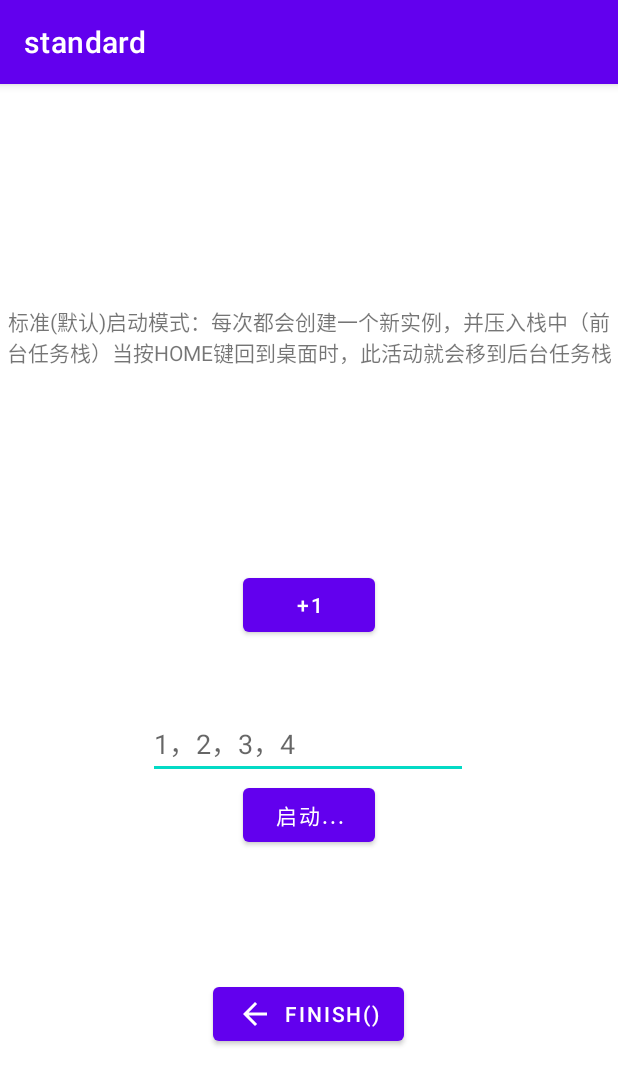
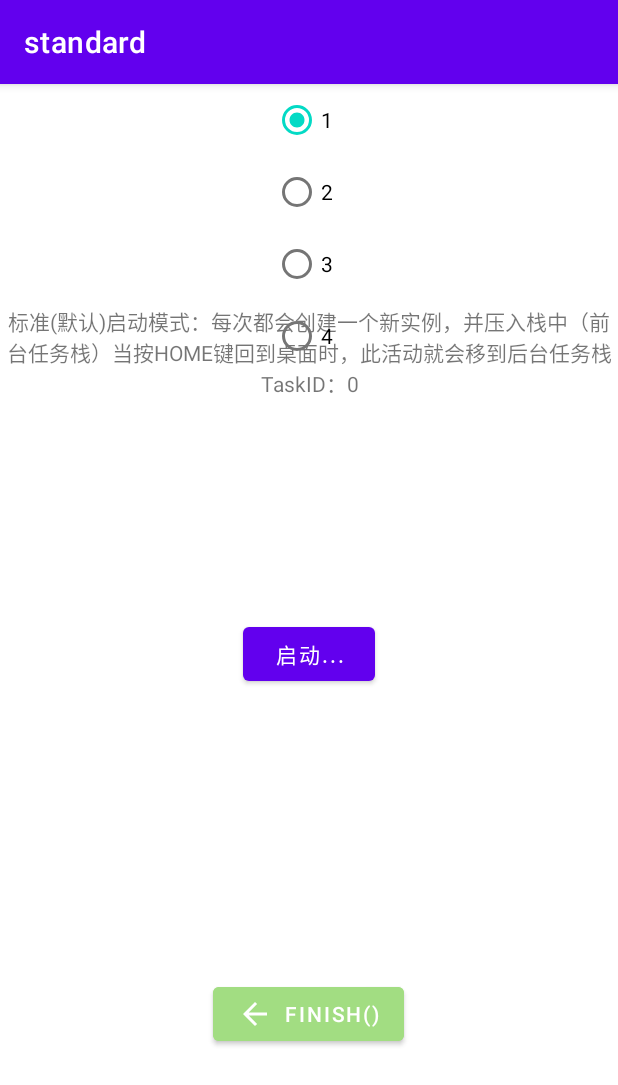
Before and after one commit to yinleren6/AndroidAppDemo, an Android app: the Activity_Launch_Mode1 screen opened directly, with no data from a screen before it, on a phone screen of 412 x 824 dp. Shown: the top 1085 px of the screen. Run offline under Robolectric (Android 15) with nearby library versions, the phone set to English and light mode, and no system bars.

Commit message:
updata Launch Mode add Activity Manager

```diff
--- a/app/src/main/java/moe/demo/myapplication/Activity_Launch_Mode.java
+++ b/app/src/main/java/moe/demo/myapplication/Activity_Launch_Mode.java
@@ -2,17 +2,20 @@ package moe.demo.myapplication;
 
 import android.content.Intent;
 import android.os.Bundle;
+import android.util.Log;
 import android.view.View;
 
 import androidx.appcompat.app.AppCompatActivity;
 
 public class Activity_Launch_Mode extends AppCompatActivity {
+    private static final String TAG = "TAG_Activity_Launch_Mode";
 
     @Override
     protected void onCreate(Bundle savedInstanceState) {
         super.onCreate(savedInstanceState);
         setContentView(R.layout.activity_launch_mode);
         this.setTitle("Launche Mode");
+        Log.i(TAG, "TaskID:" + getTaskId());
     }
 
 
--- a/app/src/main/java/moe/demo/myapplication/Activity_Launch_Mode1.java
+++ b/app/src/main/java/moe/demo/myapplication/Activity_Launch_Mode1.java
@@ -2,32 +2,78 @@ package moe.demo.myapplication;
 
 import android.content.Intent;
 import android.os.Bundle;
+import android.util.Log;
 import android.view.View;
+import android.widget.Button;
+import android.widget.RadioGroup;
 import android.widget.TextView;
 
 import androidx.appcompat.app.AppCompatActivity;
 
-public class Activity_Launch_Mode1 extends AppCompatActivity {
+public class Activity_Launch_Mode1 extends AppCompatActivity implements View.OnLongClickListener {
+    private static final String TAG = "TAG_Activity_Launch_Mode1";
     TextView textView;
+    RadioGroup radioGroup;
+    Intent intent = new Intent();
+    Button button;
 
     @Override
     protected void onCreate(Bundle savedInstanceState) {
         super.onCreate(savedInstanceState);
         setContentView(R.layout.activity_launch_mode1234);
         this.setTitle("standard");
+        Activity_Manger.addActivity(this);
+        button = findViewById(R.id.button4);
+        button.setOnLongClickListener(this);
+
         textView = findViewById(R.id.textView11);
         String t = "标准(默认)启动模式：每次都会创建一个新实例，并压入栈中（前台任务栈）当按HOME键回到桌面时，此活动就会移到后台任务栈";
-        textView.setText(t);
+        textView.setText(t + "\nTaskID：" + getTaskId());
+        radioGroup = findViewById(R.id.radioGroup);
+
+        Intent i1 = new Intent(this, Activity_Launch_Mode1.class);
+        Intent i2 = new Intent(this, Activity_Launch_Mode2.class);
+        Intent i3 = new Intent(this, Activity_Launch_Mode3.class);
+        Intent i4 = new Intent(this, Activity_Launch_Mode4.class);
+        intent = i1;
+        radioGroup.setOnCheckedChangeListener((group, checkedId) -> {
+
+            if (checkedId == R.id.radioButton1) {
+                intent = i1;
+                Log.i(TAG, "选中：选项1  intent = i1");
+
+            } else if (checkedId == R.id.radioButton2) {
+                intent = i2;
+                Log.i(TAG, "选中：选项2  intent = i2");
+
+            } else if (checkedId == R.id.radioButton3) {
+                intent = i3;
+                Log.i(TAG, "选中：选项3  intent = i3");
+
+            } else if (checkedId == R.id.radioButton4) {
+                intent = i4;
+                Log.i(TAG, "选中：选项4  intent = i4");
+            }
+            Log.i(TAG, "----------" + checkedId);
+        });
     }
 
     public void b1(View view) {
-        Intent i = new Intent(this, Activity_FeedBack_Activity.class);
-        i.setClass(this, Activity_Launch_Mode1.class);
-        startActivity(i);
+        if (intent != null) {
+            startActivity(intent);
+        } else {
+            Log.e(TAG, "intent 是空的");
+        }
     }
-
 
     public void finish(View view) {
         this.finish();
     }
+
+    @Override
+    public boolean onLongClick(View v) {
+        Log.i(TAG, "长按");
+        Activity_Manger.finishAll();
+        return false;
+    }
 }
--- /dev/null
+++ b/app/src/main/java/moe/demo/myapplication/Activity_Manger.java
@@ -0,0 +1,26 @@
+package moe.demo.myapplication;
+
+import android.app.Activity;
+
+import java.util.ArrayList;
+import java.util.List;
+
+public class Activity_Manger {
+    public static List<Activity> activities = new ArrayList<>();
+
+    public static void addActivity(Activity activity) {
+        activities.add(activity);
+    }
+
+    public static void removeActivity(Activity activity) {
+        activities.remove(activity);
+    }
+
+    public static void finishAll() {
+        for (Activity activity : activities) {
+            if (!activity.isFinishing()) {
+                activity.finish();
+            }
+        }
+    }
+}
--- a/app/src/main/res/layout/activity_launch_mode1234.xml
+++ b/app/src/main/res/layout/activity_launch_mode1234.xml
@@ -11,6 +11,7 @@
         android:layout_width="wrap_content"
         android:layout_height="wrap_content"
         android:layout_marginBottom="124dp"
+        android:backgroundTint="#A2DD82"
         android:onClick="finish"
         android:text="finish()"
         app:icon="@drawable/abc_vector_test"
@@ -18,19 +19,6 @@
         app:layout_constraintEnd_toEndOf="parent"
         app:layout_constraintHorizontal_bias="0.498"
         app:layout_constraintStart_toStartOf="parent" />
-
-    <Button
-        android:id="@+id/button32"
-        android:layout_width="wrap_content"
-        android:layout_height="wrap_content"
-        android:onClick="b1"
-        android:text="+1"
-        app:layout_constraintBottom_toBottomOf="parent"
-        app:layout_constraintEnd_toEndOf="parent"
-        app:layout_constraintHorizontal_bias="0.501"
-        app:layout_constraintStart_toStartOf="parent"
-        app:layout_constraintTop_toTopOf="parent"
-        app:layout_constraintVertical_bias="0.449" />
 
     <TextView
         android:id="@+id/textView11"
@@ -44,26 +32,51 @@
         app:layout_constraintStart_toStartOf="parent"
         app:layout_constraintTop_toTopOf="parent" />
 
-    <EditText
-        android:id="@+id/editTextTextPersonName3"
-        android:layout_width="wrap_content"
-        android:layout_height="wrap_content"
-        android:layout_marginTop="44dp"
-        android:ems="10"
-        android:hint="1，2，3，4"
-        android:inputType="textPersonName"
-        app:layout_constraintEnd_toEndOf="parent"
-        app:layout_constraintHorizontal_bias="0.497"
-        app:layout_constraintStart_toStartOf="parent"
-        app:layout_constraintTop_toBottomOf="@+id/button32" />
-
     <Button
         android:id="@+id/button33"
         android:layout_width="wrap_content"
         android:layout_height="wrap_content"
-        android:onClick="b2"
+        android:layout_marginBottom="200dp"
+        android:onClick="b1"
         android:text="启动..."
+        app:layout_constraintBottom_toBottomOf="parent"
+        app:layout_constraintEnd_toEndOf="parent"
+        app:layout_constraintHorizontal_bias="0.501"
+        app:layout_constraintStart_toStartOf="parent"
+        app:layout_constraintTop_toBottomOf="@+id/radioGroup" />
+
+    <RadioGroup
+        android:id="@+id/radioGroup"
+        android:layout_width="wrap_content"
+        android:layout_height="wrap_content"
         app:layout_constraintEnd_toEndOf="parent"
         app:layout_constraintStart_toStartOf="parent"
-        app:layout_constraintTop_toBottomOf="@+id/editTextTextPersonName3" />
+        tools:layout_editor_absoluteY="234dp">
+
+        <RadioButton
+            android:id="@+id/radioButton1"
+            android:layout_width="match_parent"
+            android:layout_height="wrap_content"
+            android:checked="true"
+            android:text="1" />
+
+        <RadioButton
+            android:id="@+id/radioButton2"
+            android:layout_width="match_parent"
+            android:layout_height="wrap_content"
+            android:text="2" />
+
+        <RadioButton
+            android:id="@+id/radioButton3"
+            android:layout_width="match_parent"
+            android:layout_height="wrap_content"
+            android:text="3" />
+
+        <RadioButton
+            android:id="@+id/radioButton4"
+            android:layout_width="match_parent"
+            android:layout_height="wrap_content"
+            android:text="4" />
+    </RadioGroup>
+
 </androidx.constraintlayout.widget.ConstraintLayout>
```
Also changed, not shown: app/src/main/AndroidManifest.xml (+12 -1 lines), app/src/main/java/moe/demo/myapplication/Activity_Activitty.java (+4 -4 lines), app/src/main/java/moe/demo/myapplication/Activity_FeedBack_Activity.java (+15 -4 lines), app/src/main/java/moe/demo/myapplication/Activity_Launch_Mode2.java (+52 -6 lines), app/src/main/java/moe/demo/myapplication/Activity_Launch_Mode3.java (+52 -6 lines), app/src/main/java/moe/demo/myapplication/Activity_Launch_Mode4.java (+52 -18 lines), app/src/main/java/moe/demo/myapplication/Broadcast_Receiver.java (+9 -3 lines).
